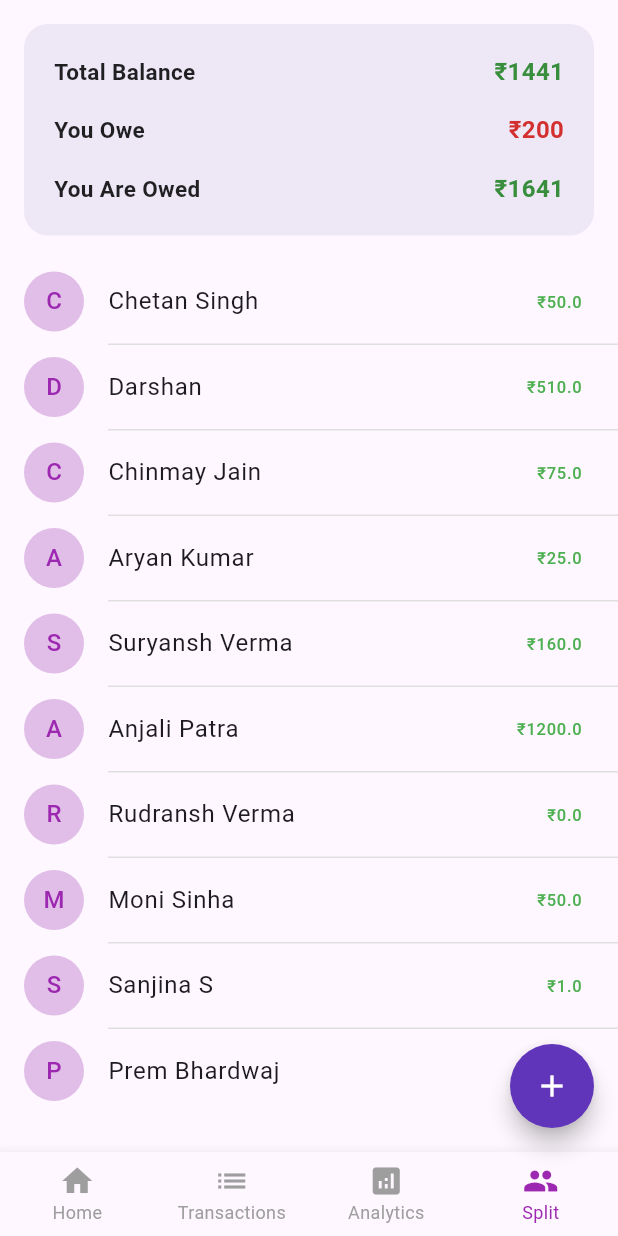
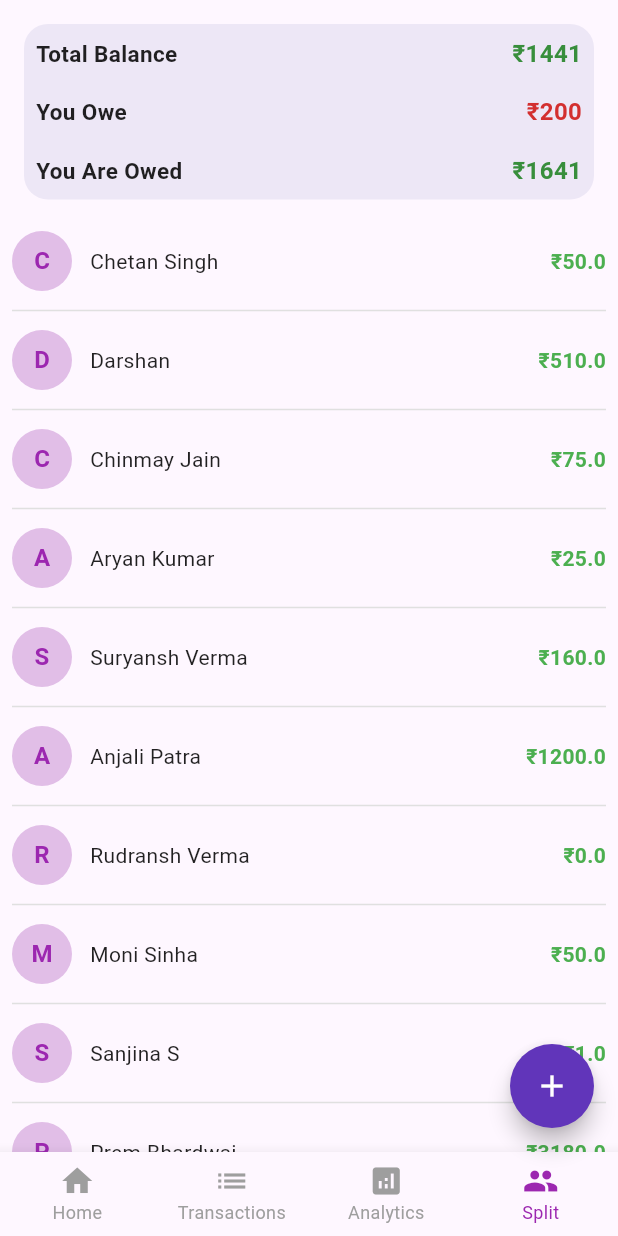
Before and after one commit to Runtime-Error-IITK/brokeo, a Flutter app: the screen it shows after launch, item 4 of the bottom bar chosen, on a phone screen of 412 x 824 dp. Run offline on Flutter 3.47's test engine with Material 3 defaults, Android fonts, the phone set to English and light mode, and no system bars; our stand-ins replace google_fonts, intl_phone_field; missing offline and left inert: currency_picker.

Commit message:
first page of split page

```diff
--- a/lib/frontend/split_pages/manage_splits.dart
+++ b/lib/frontend/split_pages/manage_splits.dart
@@ -2,7 +2,6 @@ import 'package:brokeo/frontend/transactions_pages/categories_page.dart';
 import 'package:flutter/material.dart';
 import 'package:brokeo/frontend/split_pages/choose_transactions.dart';
 import 'package:brokeo/frontend/home_pages/home_page.dart' as brokeo_split;
-
 
 class ManageSplitsPage extends StatefulWidget {
   @override
@@ -11,7 +10,8 @@ class ManageSplitsPage extends StatefulWidget {
 
 class _ManageSplitsPageState extends State<ManageSplitsPage> {
   int _currentIndex = 3;
-  List<brokeo_split.Split> splits = []; // Now using Split model instead of raw data
+  List<brokeo_split.Split> splits =
+      []; // Now using Split model instead of raw data
 
   @override
   void initState() {
@@ -36,16 +36,16 @@ class _ManageSplitsPageState extends State<ManageSplitsPage> {
 
     // Convert raw data to Split objects
 
-
     setState(() {
-      splits = mockData.map((item) => brokeo_split.Split.fromMap(item)).toList();
+      splits =
+          mockData.map((item) => brokeo_split.Split.fromMap(item)).toList();
     });
   }
 
   @override
   Widget build(BuildContext context) {
     return Scaffold(
-
+      //backgroundColor: Color.fromARGB(255, 255, 247, 254),
       body: Column(
         children: [
 // Balance Summary Card
@@ -56,7 +56,7 @@ Container(
               borderRadius: BorderRadius.circular(16.0),
             ),
             child: Padding(
-    padding: const EdgeInsets.all(20.0),
+              padding: const EdgeInsets.all(8.0),
               child: Column(
                 children: [
                   // Total Balance
@@ -84,10 +84,13 @@ Container(
                 ],
               ),
             ),
-),          // Dynamic ListView with dividers
+          ), // Dynamic ListView with dividers
           Expanded(
             child: RefreshIndicator(
               onRefresh: _loadSplits,
+              child: Padding(
+                padding: const EdgeInsets.symmetric(
+                    horizontal: 8.0), // Adds 8 padding left & right
                 child: ListView.separated(
                   itemCount: splits.length,
                   itemBuilder: (context, index) {
@@ -96,26 +99,28 @@ Container(
                   },
                   separatorBuilder: (context, index) => Divider(
                     color: Colors.grey[300],
-                  height: 1,
-                  indent: 72, // Matches avatar width
+                  ),
                 ),
               ),
             ),
           ),
         ],
       ),
-floatingActionButton: _currentIndex == 3 ? FloatingActionButton(
+      floatingActionButton: _currentIndex == 3
+          ? FloatingActionButton(
               onPressed: () {
                 Navigator.push(
                   context,
-      MaterialPageRoute(builder: (context) => ChooseTransactionPage()),
+                  MaterialPageRoute(
+                      builder: (context) => ChooseTransactionPage()),
                 );
               },
               child: const Icon(Icons.add, color: Colors.white),
-  backgroundColor: const Color.fromARGB(255, 97, 53, 186), // Your exact purple color
+              backgroundColor: const Color.fromARGB(
+                  255, 97, 53, 186), // Your exact purple color
               shape: const CircleBorder(),
-) : null,
-
+            )
+          : null,
       bottomNavigationBar: buildBottomNavigationBar(),
     );
   }
@@ -147,27 +152,65 @@ Widget _buildBalanceRow({
       ],
     );
   }
+
   Widget _buildSplitTile(brokeo_split.Split split) {
-    return ListTile(
-      leading: CircleAvatar(
+    return InkWell(
+      onTap: () {
+        // Add navigation if needed
+        // Navigator.push(context, MaterialPageRoute(builder: (_) => SplitDetailPage(split)));
+      },
+      child: Column(
+        children: [
+          Padding(
+            padding: const EdgeInsets.symmetric(vertical: 5),
+            child: Row(
+              children: [
+                CircleAvatar(
                   backgroundColor: Colors.purple[100],
                   child: Text(
                     split.name[0],
-          style: TextStyle(color: Colors.purple),
+                    style: TextStyle(
+                      fontWeight: FontWeight.bold,
+                      color: Colors.purple,
                     ),
                   ),
-      title: Text(split.name),
-      trailing: Text(
-        "₹${split.amount}",
+                ),
+                const SizedBox(width: 12),
+                Expanded(
+                  child: Column(
+                    crossAxisAlignment: CrossAxisAlignment.start,
+                    children: [
+                      Text(
+                        split.name,
                         style: TextStyle(
-          color: split.amount < 0 ? Colors.red : Colors.green,
-          //Issettled not defined in split class
-          //fontWeight: split.isSettled ? FontWeight.bold : FontWeight.normal,
+                          fontSize: 14,
+                          color: Colors.black87,
                         ),
                       ),
-      onTap: () {
-        // Add tap handling if needed
-      },
+                      // Optional: Add date/time if available
+                      // Text(
+                      //   "12:30 PM",
+                      //   style: TextStyle(
+                      //     fontSize: 12,
+                      //     color: Colors.black54,
+                      //   ),
+                      // ),
+                    ],
+                  ),
+                ),
+                Text(
+                  "₹${split.amount.abs()}",
+                  style: TextStyle(
+                    fontSize: 14,
+                    fontWeight: FontWeight.bold,
+                    color: split.amount < 0 ? Colors.red : Colors.green,
+                  ),
+                ),
+              ],
+            ),
+          ),
+        ],
+      ),
     );
   }
 
@@ -184,7 +227,8 @@ Widget _buildBalanceRow({
           Navigator.push(
             context,
             MaterialPageRoute(
-              builder: (context) => brokeo_split.HomePage(name: "Darshan", budget: 5000),
+              builder: (context) =>
+                  brokeo_split.HomePage(name: "Darshan", budget: 5000),
             ),
           );
         } else if (index == 1) {
@@ -207,7 +251,8 @@ Widget _buildBalanceRow({
       items: [
         BottomNavigationBarItem(icon: Icon(Icons.home), label: "Home"),
         BottomNavigationBarItem(icon: Icon(Icons.list), label: "Transactions"),
-        BottomNavigationBarItem(icon: Icon(Icons.analytics), label: "Analytics"),
+        BottomNavigationBarItem(
+            icon: Icon(Icons.analytics), label: "Analytics"),
         BottomNavigationBarItem(icon: Icon(Icons.people), label: "Split"),
       ],
     );
```
Also changed, not shown: 4 other files. Lines whose indentation alone changed are shown as unchanged.
